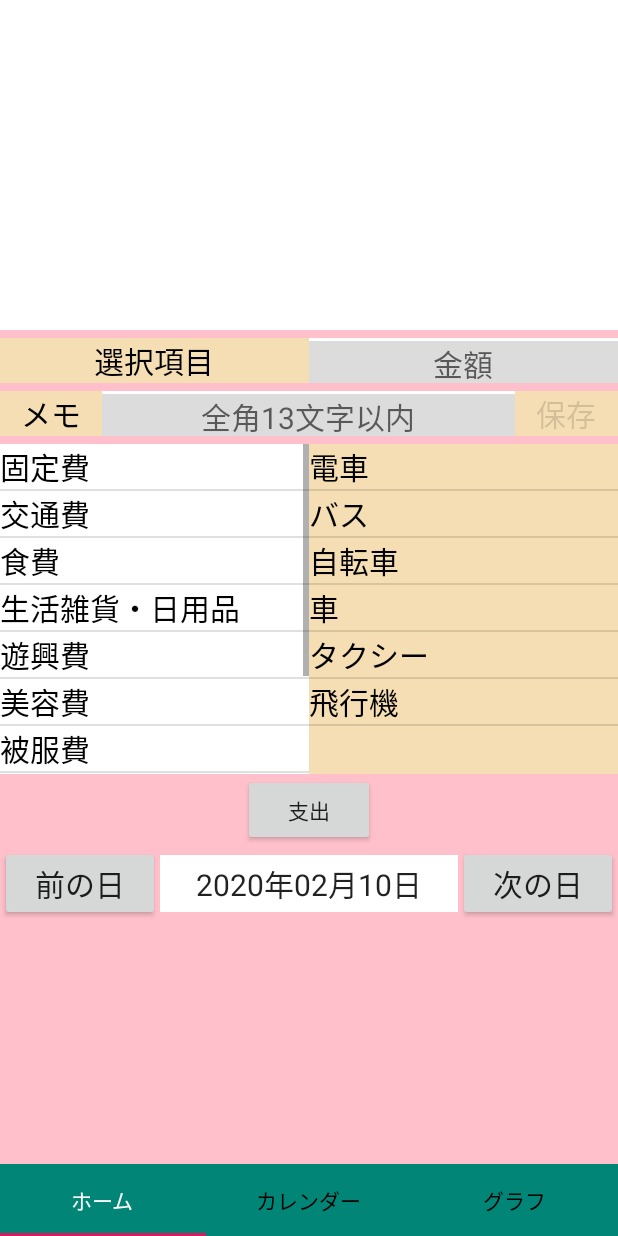
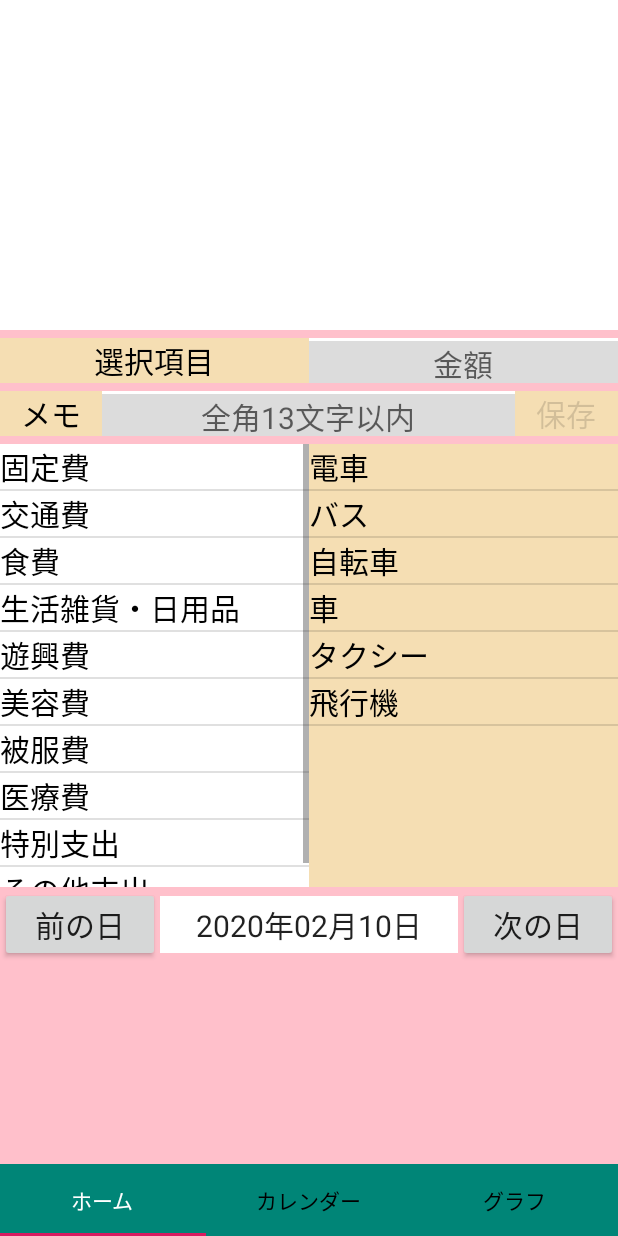
Before and after one commit to yanoatusi/kakeibo, an Android app: the screen it shows after launch (MainActivity), after a tap on "交通費", on a phone screen of 412 x 824 dp. Run offline under Robolectric (Android 15) with nearby library versions, the phone set to English and light mode, and no system bars; 2 other taps on this screen came first.

Commit message:
デザイン2

```diff
--- a/app/src/main/java/com/websarva/wings/android/kakeibo/BlankFragment.java
+++ b/app/src/main/java/com/websarva/wings/android/kakeibo/BlankFragment.java
@@ -93,7 +93,7 @@ public class BlankFragment extends Fragment {
         _largeCotegoryList = (ListView) view.findViewById(R.id.LargeCotegory);
         _smallCategoryList = (ListView) view.findViewById(R.id.SmallCategory);
 //        _plusButton = (Button) view.findViewById(R.id.plusButton);
-        _minusButton = (Button) view.findViewById(R.id.minusButton);
+//        _minusButton = (Button) view.findViewById(R.id.minusButton);
 //        _memoButton = (Button) view.findViewById(R.id.memoButton);
         _backDate = (Button) view.findViewById(R.id.backDate);
         _nowDate= (EditText) view.findViewById(R.id.nowDate);
@@ -262,7 +262,7 @@ public class BlankFragment extends Fragment {
             }
         };
 //        _plusButton.setOnClickListener(plusMinusEvent);
-        _minusButton.setOnClickListener(plusMinusEvent);
+//        _minusButton.setOnClickListener(plusMinusEvent);
         // _smallCategoryListにリスナを登録。
         _smallCategoryList.setOnItemClickListener(new ListItemClickListener());
 
--- a/app/src/main/res/layout/fragment_blank.xml
+++ b/app/src/main/res/layout/fragment_blank.xml
@@ -101,7 +101,7 @@
         <ListView
             android:id="@+id/LargeCotegory"
             android:layout_width="match_parent"
-            android:layout_height="220dp"
+            android:layout_height="295dp"
             android:layout_weight="1"/>
 
         <ListView
@@ -124,11 +124,12 @@
 <!--            android:layout_height="wrap_content"-->
 <!--            android:text="収入"/>-->
 
-        <Button
-            android:id="@+id/minusButton"
-            android:layout_width="wrap_content"
-            android:layout_height="wrap_content"
-            android:text="支出" />
+<!--        <Button-->
+<!--            android:id="@+id/minusButton"-->
+<!--            android:layout_width="wrap_content"-->
+<!--            android:layout_height="wrap_content"-->
+<!--            android:text="支出"-->
+<!--            android:clickable="false"/>-->
 
 <!--        <Button-->
 <!--            android:id="@+id/memoButton"-->
```
